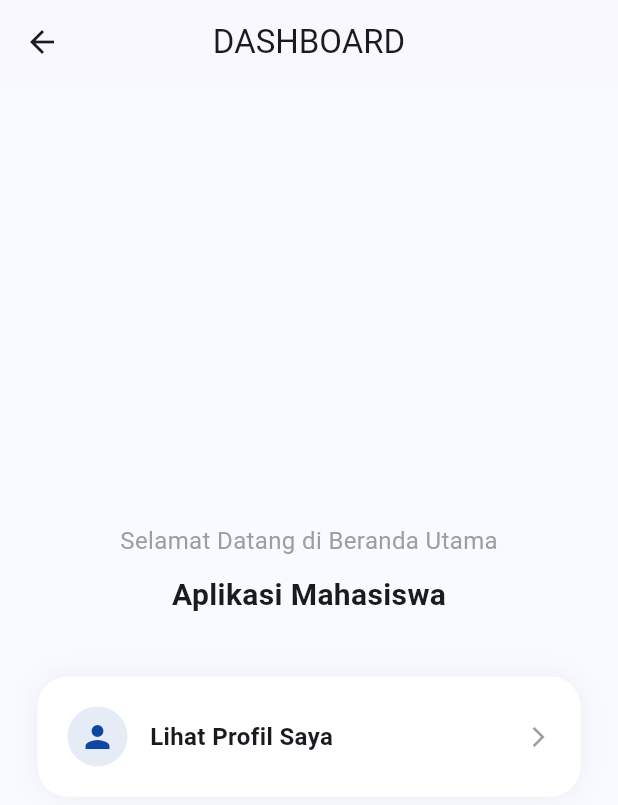
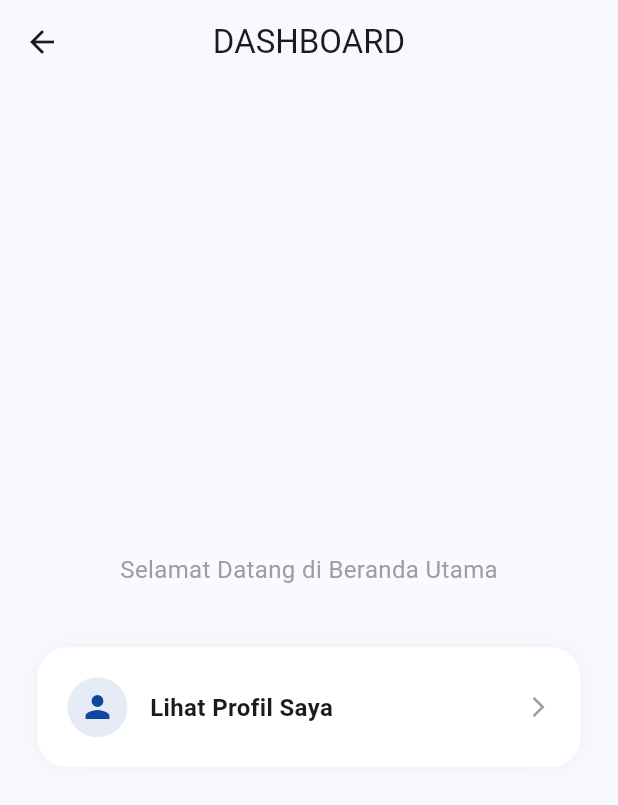
Before and after one commit to rikobs214/MyUTS, a Flutter app: the screen it shows after launch, after a tap on "LOGIN AS STUDENT", on a phone screen of 412 x 824 dp. Shown: the top 805 px of the screen. Run offline on Flutter 3.47's test engine with Material 3 defaults, Android fonts, the phone set to English and light mode, and no system bars.

Commit message:
Update code files

```diff
--- a/lib/first_screen.dart
+++ b/lib/first_screen.dart
@@ -16,8 +16,6 @@ class FirstScreen extends StatelessWidget {
             const Icon(Icons.admin_panel_settings_rounded, size: 100, color: Color(0xFF0D47A1)),
             const SizedBox(height: 20),
             const Text("SISTEM AKADEMIK", style: TextStyle(fontSize: 22, fontWeight: FontWeight.w900, color: Color(0xFF0D47A1))),
-            const SizedBox(height: 10),
-            const Text("Silahkan login untuk melanjutkan", style: TextStyle(color: Colors.grey)),
             const SizedBox(height: 60),
             SizedBox(
               width: double.infinity,
--- a/lib/main.dart
+++ b/lib/main.dart
@@ -1,13 +1,8 @@
-import 'package:flutter/foundation.dart';
 import 'package:flutter/material.dart';
-import 'package:device_preview_plus/device_preview_plus.dart';
 import 'first_screen.dart';
 
 void main() {
-  runApp(DevicePreview(
-    enabled: !kReleaseMode,
-    builder: (context) => const MyApp(),
-  ));
+  runApp(const MyApp());
 }
 
 class MyApp extends StatelessWidget {
@@ -16,13 +11,13 @@ class MyApp extends StatelessWidget {
   @override
   Widget build(BuildContext context) {
     return MaterialApp(
-      useInheritedMediaQuery: true,
-      locale: DevicePreview.locale(context),
-      builder: DevicePreview.appBuilder,
       debugShowCheckedModeBanner: false,
+      title: 'Tugas Flutter Rico',
       theme: ThemeData(
         useMaterial3: true,
-        colorScheme: ColorScheme.fromSeed(seedColor: const Color(0xFF0D47A1)),
+        colorScheme: ColorScheme.fromSeed(
+          seedColor: const Color(0xFF0D47A1), // Professional Blue
+        ),
       ),
       home: const FirstScreen(),
     );
--- a/lib/second_screen.dart
+++ b/lib/second_screen.dart
@@ -16,10 +16,7 @@ class SecondScreen extends StatelessWidget {
             mainAxisAlignment: MainAxisAlignment.center,
             children: [
               const Text("Selamat Datang di Beranda Utama", style: TextStyle(fontSize: 16, color: Colors.grey)),
-              const SizedBox(height: 10),
-              const Text("Aplikasi Mahasiswa", style: TextStyle(fontSize: 20, fontWeight: FontWeight.bold)),
               const SizedBox(height: 40),
-              // Dashboard Action Card
               InkWell(
                 onTap: () => Navigator.push(context, MaterialPageRoute(builder: (context) => const ThirdScreen())),
                 child: Container(
--- a/lib/third_screen.dart
+++ b/lib/third_screen.dart
@@ -13,7 +13,6 @@ class ThirdScreen extends StatelessWidget {
           children: [
             const CircleAvatar(radius: 50, backgroundColor: Color(0xFF0D47A1), child: Icon(Icons.account_circle, size: 70, color: Colors.white)),
             const SizedBox(height: 30),
-            // Profile Info Card
             Container(
               padding: const EdgeInsets.all(20),
               decoration: BoxDecoration(color: Colors.white, borderRadius: BorderRadius.circular(20), border: Border.all(color: Colors.black12)),
```
